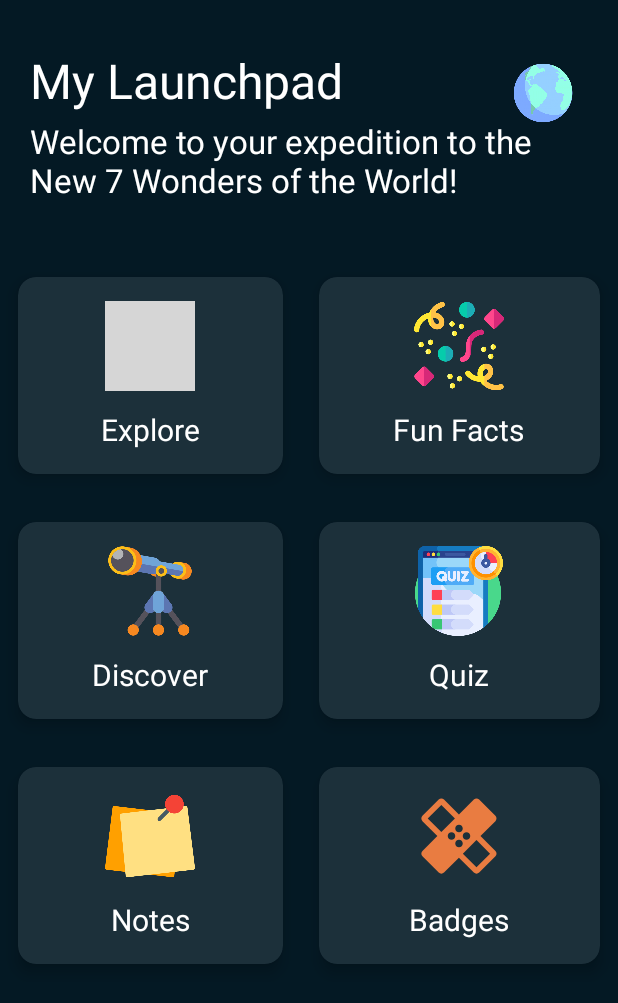
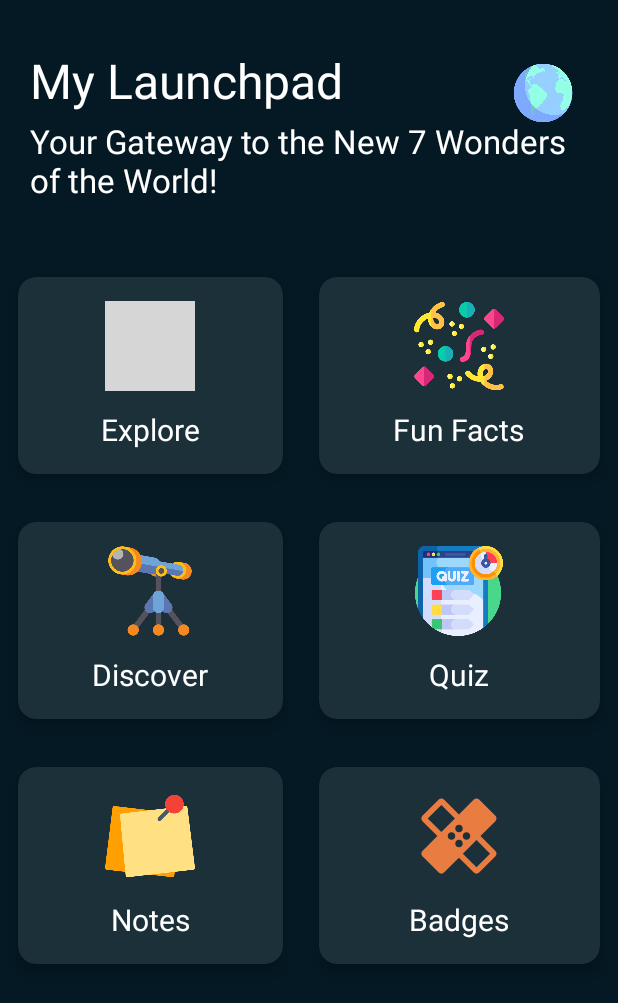
Before and after one commit to colliflowerz/Wonders, an Android app: the MainActivity screen opened directly, with no data from a screen before it, on a phone screen of 412 x 824 dp. Shown: the top 1003 px of the screen. Run offline under Robolectric (Android 15) with nearby library versions, the phone set to English and light mode, and no system bars; grey boxes are pictures that could not be loaded.

Commit message:
rego page

```diff
--- /dev/null
+++ b/app/src/main/res/drawable/ic_plus.xml
@@ -0,0 +1,5 @@
+<vector android:height="24dp" android:tint="#DEDEDE"
+    android:viewportHeight="24.0" android:viewportWidth="24.0"
+    android:width="24dp" xmlns:android="http://schemas.android.com/apk/res/android">
+    <path android:fillColor="#FF000000" android:pathData="M19,13h-6v6h-2v-6H5v-2h6V5h2v6h6v2z"/>
+</vector>
--- a/app/src/main/res/layout/activity_main.xml
+++ b/app/src/main/res/layout/activity_main.xml
@@ -33,7 +33,7 @@
                 android:layout_height="wrap_content"
                 android:layout_below="@id/textLanding"
                 android:layout_marginTop="4dp"
-                android:text="Welcome to your expedition to the New 7 Wonders of the World!"
+                android:text="Your Gateway to the New 7 Wonders of the World!"
                 android:textColor="#FFFFFF"
                 android:textSize="22sp" />
 
--- a/app/src/main/res/layout/activity_notes_page.xml
+++ b/app/src/main/res/layout/activity_notes_page.xml
@@ -60,6 +60,7 @@
         android:layout_height="wrap_content"
         android:layout_marginBottom="10dp"
         android:backgroundTint="@color/mediumLightGrey"
+        android:elevation="6dp"
 
         android:clickable="true"
         android:cropToPadding="false"
```
Also changed, not shown: app/src/main/res/drawable/ic_add_black_24dp.xml (deleted, +0 -9 lines).
